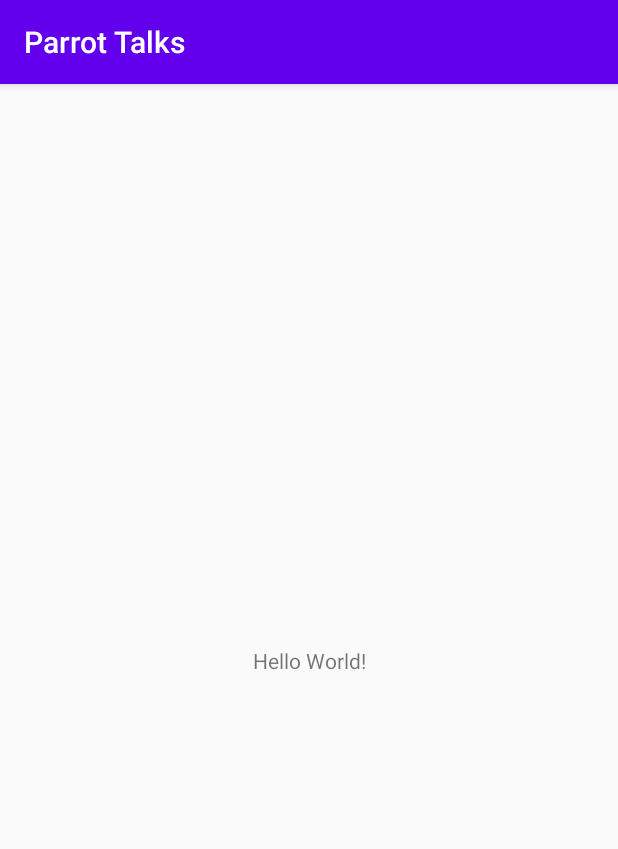
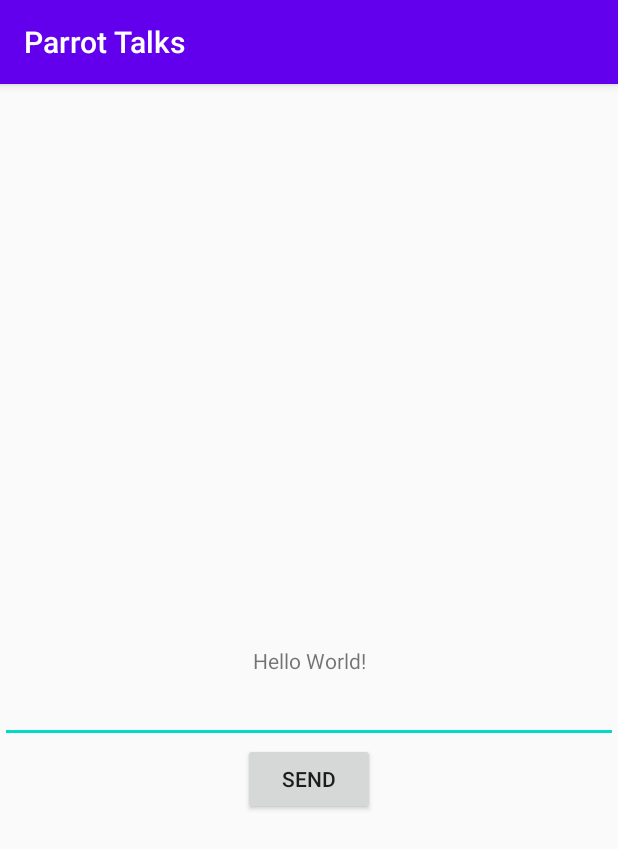
Before and after one commit to omgcheese/Parrot-Talks, an Android app: the screen it shows after launch (MainActivity), on a phone screen of 412 x 824 dp. Shown: the top 849 px of the screen. Run offline under Robolectric (Android 15) with nearby library versions, the phone set to English and light mode, and no system bars; 6 statements that could not run were skipped.

```diff
--- a/app/src/main/AndroidManifest.xml
+++ b/app/src/main/AndroidManifest.xml
@@ -2,8 +2,11 @@
 <manifest xmlns:android="http://schemas.android.com/apk/res/android"
     package="com.cheesycoder.parrottalks">
 
+    <uses-permission android:name="android.permission.INTERNET" />
+
     <application
         android:allowBackup="true"
+        android:name=".MainApplication"
         android:icon="@mipmap/ic_launcher"
         android:label="@string/app_name"
         android:roundIcon="@mipmap/ic_launcher_round"
--- a/app/src/main/java/com/cheesycoder/parrottalks/MainActivity.kt
+++ b/app/src/main/java/com/cheesycoder/parrottalks/MainActivity.kt
@@ -1,11 +1,38 @@
 package com.cheesycoder.parrottalks
 
 import android.os.Bundle
+import android.widget.Toast
 import androidx.appcompat.app.AppCompatActivity
+import com.cheesycoder.parrottalks.viewmodel.WebSocketViewModel
+import kotlinx.android.synthetic.main.activity_main.*
+import org.koin.androidx.viewmodel.ext.android.viewModel
 
 class MainActivity : AppCompatActivity() {
+
+    private val viewModel: WebSocketViewModel by viewModel()
+
     override fun onCreate(savedInstanceState: Bundle?) {
         super.onCreate(savedInstanceState)
         setContentView(R.layout.activity_main)
+
+        viewModel.messageLiveData.observe(this) {
+            Toast.makeText(this, it, Toast.LENGTH_SHORT).show()
+        }
+
+        send_btn.setOnClickListener {
+            viewModel.send(input_text.text?.toString() ?: "")
+        }
+
+        viewModel.start()
+    }
+
+    override fun onResume() {
+        super.onResume()
+        viewModel.start()
+    }
+
+    override fun onPause() {
+        viewModel.stop()
+        super.onPause()
     }
 }
--- a/app/src/main/java/com/cheesycoder/parrottalks/MainApplication.kt
+++ b/app/src/main/java/com/cheesycoder/parrottalks/MainApplication.kt
@@ -1,6 +1,8 @@
 package com.cheesycoder.parrottalks
 
 import android.app.Application
+import com.cheesycoder.parrottalks.data.dataModule
+import com.cheesycoder.parrottalks.viewmodel.viewModelModule
 import org.koin.android.ext.koin.androidContext
 import org.koin.core.context.startKoin
 
@@ -9,7 +11,10 @@ class MainApplication : Application() {
         super.onCreate()
         startKoin {
             androidContext(this@MainApplication)
-            modules()
+            modules(
+                viewModelModule,
+                dataModule
+            )
         }
     }
 }
--- a/app/src/main/java/com/cheesycoder/parrottalks/data/DataModule.kt
+++ b/app/src/main/java/com/cheesycoder/parrottalks/data/DataModule.kt
@@ -4,5 +4,6 @@ import com.cheesycoder.parrottalks.BuildConfig
 import org.koin.dsl.module
 
 val dataModule = module {
-    single<EchoWebSocket> { EchoWebSocketImpl(BuildConfig.WEB_SOCKET_URL) }
+    single<EchoWebSocket> { EchoWebSocketImpl(BuildConfig.WEB_SOCKET_URL, get()) }
+    single { OkHttpClientFactory() }
 }
--- a/app/src/main/java/com/cheesycoder/parrottalks/data/EchoWebSocket.kt
+++ b/app/src/main/java/com/cheesycoder/parrottalks/data/EchoWebSocket.kt
@@ -9,5 +9,5 @@ interface EchoWebSocket{
     val onMessage: Flow<NewMessage>
     suspend fun connect()
     suspend fun disconnect()
-    suspend fun sendMessage(message: NewMessage)
+    suspend fun sendMessage(message: String)
 }
--- /dev/null
+++ b/app/src/main/java/com/cheesycoder/parrottalks/viewmodel/ViewModelModule.kt
@@ -0,0 +1,8 @@
+package com.cheesycoder.parrottalks.viewmodel
+
+import org.koin.androidx.viewmodel.dsl.viewModel
+import org.koin.dsl.module
+
+val viewModelModule = module {
+    viewModel { WebSocketViewModel(get()) }
+}
--- a/app/src/main/res/layout/activity_main.xml
+++ b/app/src/main/res/layout/activity_main.xml
@@ -7,6 +7,7 @@
     tools:context=".MainActivity">
 
     <TextView
+        android:id="@+id/log_view"
         android:layout_width="wrap_content"
         android:layout_height="wrap_content"
         android:text="Hello World!"
@@ -15,4 +16,21 @@
         app:layout_constraintRight_toRightOf="parent"
         app:layout_constraintTop_toTopOf="parent" />
 
+    <EditText
+        android:id="@+id/input_text"
+        android:layout_width="match_parent"
+        android:layout_height="wrap_content"
+        app:layout_constraintLeft_toLeftOf="parent"
+        app:layout_constraintRight_toRightOf="parent"
+        app:layout_constraintTop_toBottomOf="@id/log_view" />
+
+    <Button
+        android:id="@+id/send_btn"
+        android:layout_width="wrap_content"
+        android:layout_height="wrap_content"
+        android:text="Send"
+        app:layout_constraintLeft_toLeftOf="parent"
+        app:layout_constraintRight_toRightOf="parent"
+        app:layout_constraintTop_toBottomOf="@id/input_text"/>
+
 </androidx.constraintlayout.widget.ConstraintLayout>
```
Also changed, not shown: app/build.gradle (+8 -3 lines), app/src/main/java/com/cheesycoder/parrottalks/data/EchoWebSocketImpl.kt (+46 -7 lines), app/src/main/java/com/cheesycoder/parrottalks/data/OkHttpClientFactory.kt (added, +10 -0 lines), app/src/main/java/com/cheesycoder/parrottalks/viewmodel/WebSocketViewModel.kt (added, +32 -0 lines).
